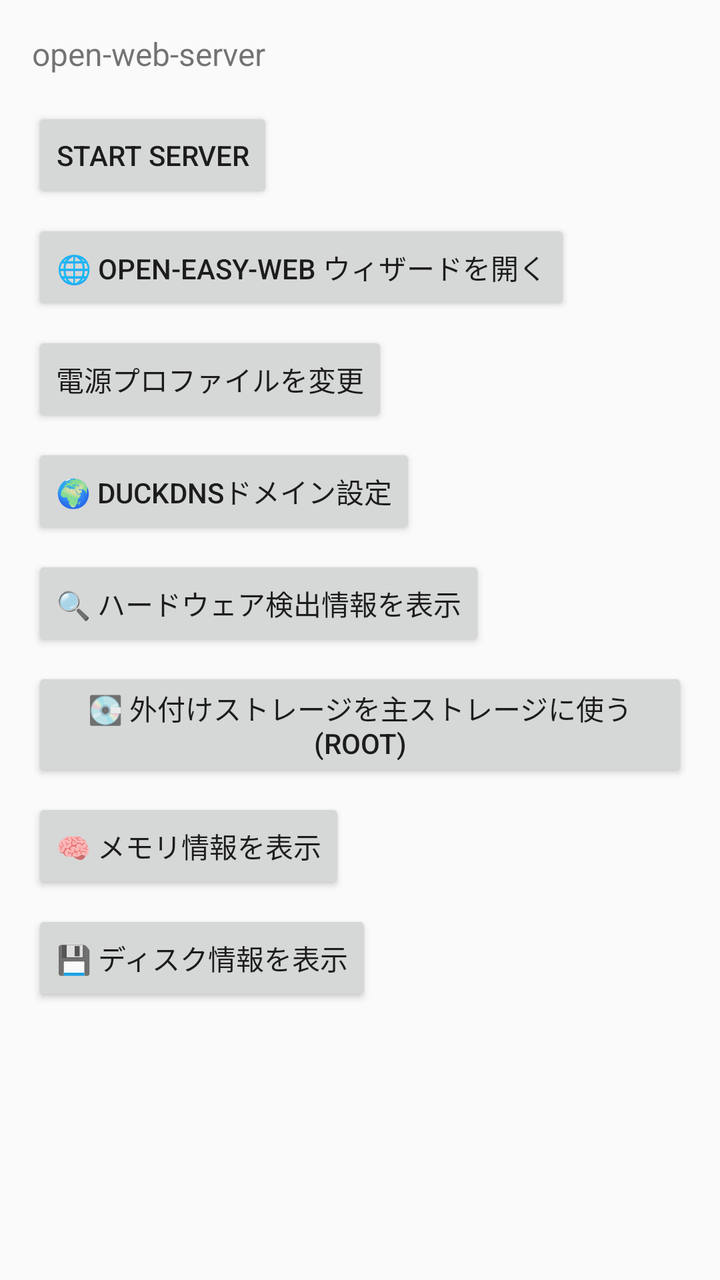
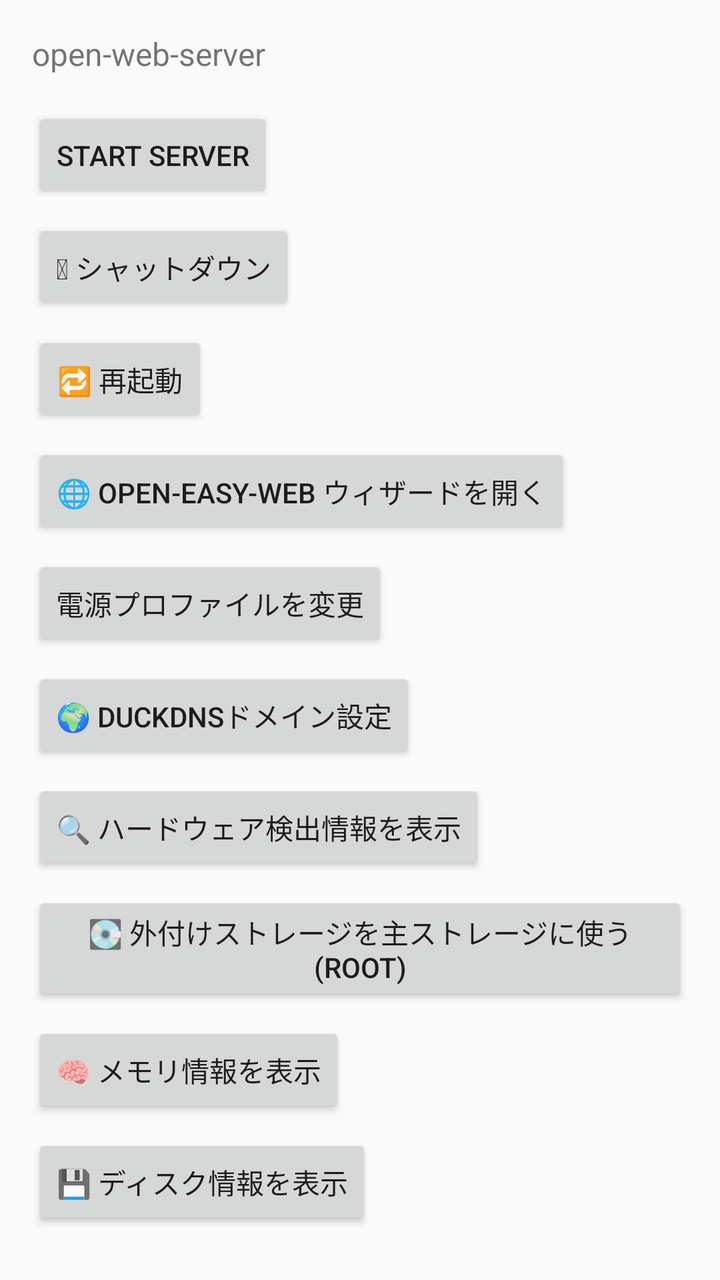

Before-and-after screenshots of an Android layout around one commit, followed by the original layout XML and the change that was made.
<!-- AndroidManifest.xml: application theme Theme.OpenWebServer -->
<!-- res/layout/activity_main.xml -->
<?xml version="1.0" encoding="utf-8"?>
<LinearLayout xmlns:android="http://schemas.android.com/apk/res/android"
    android:layout_width="match_parent"
    android:layout_height="match_parent"
    android:orientation="vertical"
    android:padding="16dp">

    <TextView
        android:id="@+id/statusText"
        android:layout_width="match_parent"
        android:layout_height="wrap_content"
        android:text="@string/app_name"
        android:textSize="16sp" />

    <Button
        android:id="@+id/startButton"
        android:layout_width="wrap_content"
        android:layout_height="wrap_content"
        android:layout_marginTop="16dp"
        android:text="Start server" />

    
    <Button
        android:id="@+id/openEasyWebButton"
        android:layout_width="wrap_content"
        android:layout_height="wrap_content"
        android:layout_marginTop="8dp"
        android:text="@string/open_easy_web_button" />

    <Button
        android:id="@+id/changeProfileButton"
        android:layout_width="wrap_content"
        android:layout_height="wrap_content"
        android:layout_marginTop="8dp"
        android:text="@string/change_profile_button" />

    
    <Button
        android:id="@+id/ddnsSetupButton"
        android:layout_width="wrap_content"
        android:layout_height="wrap_content"
        android:layout_marginTop="8dp"
        android:text="@string/ddns_setup_button" />

    
    <Button
        android:id="@+id/hardwareInfoButton"
        android:layout_width="wrap_content"
        android:layout_height="wrap_content"
        android:layout_marginTop="8dp"
        android:text="@string/hardware_info_button" />

    
    <Button
        android:id="@+id/externalStorageButton"
        android:layout_width="wrap_content"
        android:layout_height="wrap_content"
        android:layout_marginTop="8dp"
        android:text="@string/external_storage_button" />

    
    <Button
        android:id="@+id/btnMemoryInfo"
        android:layout_width="wrap_content"
        android:layout_height="wrap_content"
        android:layout_marginTop="8dp"
        android:text="@string/memory_info_button" />

    <Button
        android:id="@+id/btnDiskInfo"
        android:layout_width="wrap_content"
        android:layout_height="wrap_content"
        android:layout_marginTop="8dp"
        android:text="@string/disk_info_button" />

    <ScrollView
        android:layout_width="match_parent"
        android:layout_height="0dp"
        android:layout_weight="1"
        android:layout_marginTop="16dp">

        <TextView
            android:id="@+id/logText"
            android:layout_width="match_parent"
            android:layout_height="wrap_content"
            android:fontFamily="monospace"
            android:textIsSelectable="true"
            android:textSize="11sp" />
    </ScrollView>

</LinearLayout>
<!-- resources referenced by this layout -->
<resources>
  <string name="app_name">open-web-server</string>
  <string name="change_profile_button">電源プロファイルを変更</string>
  <string name="ddns_setup_button">🌍 DuckDNSドメイン設定</string>
  <string name="disk_info_button">💾 ディスク情報を表示</string>
  <string name="external_storage_button">💽 外付けストレージを主ストレージに使う(root)</string>
  <string name="hardware_info_button">🔍 ハードウェア検出情報を表示</string>
  <string name="memory_info_button">🧠 メモリ情報を表示</string>
  <string name="open_easy_web_button">🌐 open-easy-web ウィザードを開く</string>
  <style name="Theme.OpenWebServer" parent="Theme.AppCompat.DayNight.NoActionBar" />
</resources>

<!-- the commit's change to res/layout/activity_main.xml (unified diff, before → after) -->
@@ -18,6 +18,20 @@
         android:layout_height="wrap_content"
         android:layout_marginTop="16dp"
         android:text="Start server" />
+
+    <Button
+        android:id="@+id/shutdownButton"
+        android:layout_width="wrap_content"
+        android:layout_height="wrap_content"
+        android:layout_marginTop="8dp"
+        android:text="@string/shutdown_button" />
+
+    <Button
+        android:id="@+id/restartButton"
+        android:layout_width="wrap_content"
+        android:layout_height="wrap_content"
+        android:layout_marginTop="8dp"
+        android:text="@string/restart_button" />
 
     
     <Button
<!-- resource entries referenced after the edit -->
@@ -8,6 +8,8 @@
   <string name="hardware_info_button">🔍 ハードウェア検出情報を表示</string>
   <string name="memory_info_button">🧠 メモリ情報を表示</string>
   <string name="open_easy_web_button">🌐 open-easy-web ウィザードを開く</string>
+  <string name="restart_button">🔁 再起動</string>
+  <string name="shutdown_button">⏻ シャットダウン</string>
   <style name="Theme.OpenWebServer" parent="Theme.AppCompat.DayNight.NoActionBar" />
 </resources>
 
